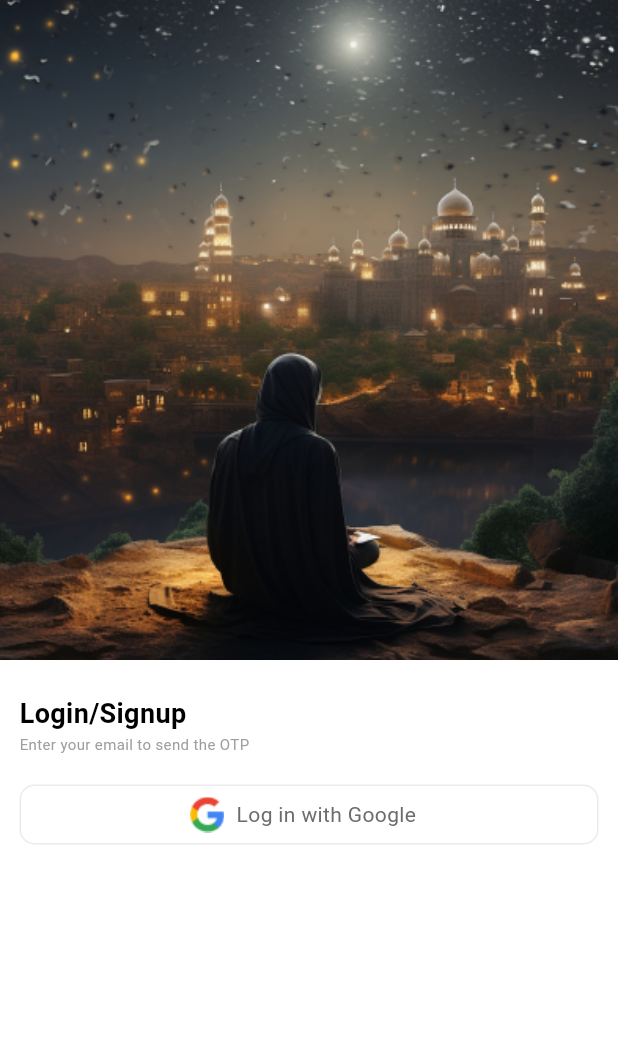
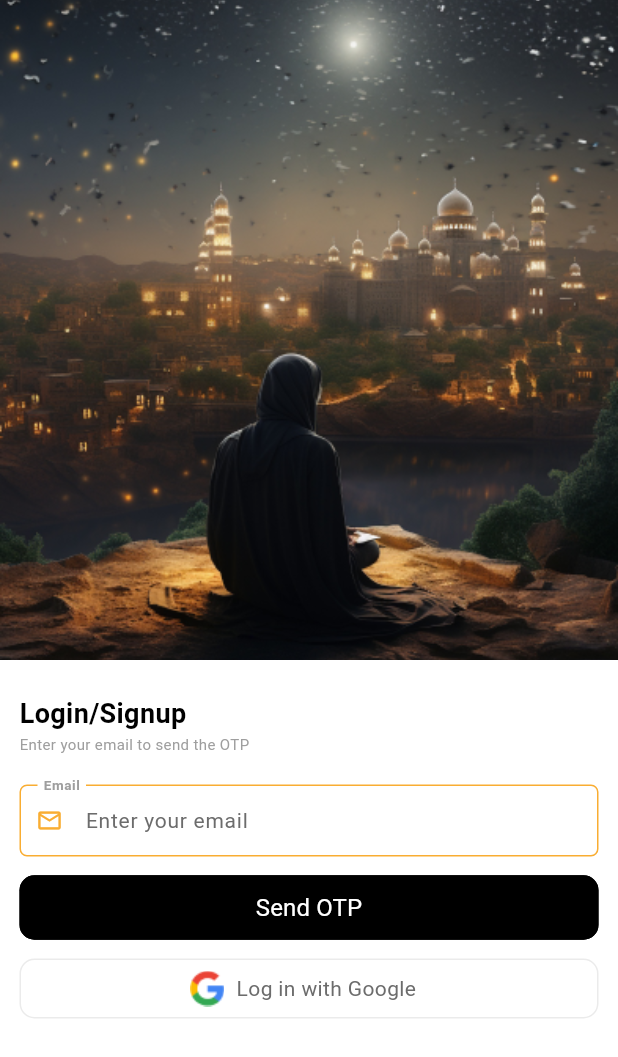
Before and after one commit to faireenazaidi/Namaz_Reminder, a Flutter app: the screen it shows after launch, on a phone screen of 412 x 824 dp. Shown: the top 1057 px of the screen. Run offline on Flutter 3.47's test engine with Material 3 defaults, Android fonts, the phone set to English and light mode, and no system bars; our stand-ins replace date_time_picker, get, google_fonts, hijri, numberpicker, percent_indicator.

Commit message:
loginSetup

```diff
--- a/lib/DashBoard/dashboardController.dart
+++ b/lib/DashBoard/dashboardController.dart
@@ -119,6 +119,7 @@ class DashBoardController extends GetxController {
         updateExtractedData = extractedData;
 
         if (getExtractedData.isNotEmpty) {
+          print("extracted data ${getExtractedData.toString()}");
          // Print entire filtered data list
           updatePrayerTimes = [
             convertTo12HourFormat(getExtractedData[0].timings?.fajr ?? 'N/A') ,
--- a/lib/Login/loginView.dart
+++ b/lib/Login/loginView.dart
@@ -5,16 +5,22 @@ import 'package:namaz_reminders/Routes/approutes.dart';
 import 'package:namaz_reminders/Widget/appColor.dart';
 import 'package:namaz_reminders/Widget/text_theme.dart';
 
-class LoginView extends GetView<LoginController>{
+import '../Widget/myButton.dart';
+import '../Widget/primary_text_field.dart';
+
+class LoginView extends GetView<LoginController> {
+  final TextEditingController usernameController = TextEditingController();
 
   @override
   Widget build(BuildContext context) {
-
     return SafeArea(
       child: Scaffold(
-        resizeToAvoidBottomInset: false,
+        resizeToAvoidBottomInset: true,
+        // Enable the screen to resize when the keyboard is open
         backgroundColor: Colors.white,
-       body: Column(
+        body: SingleChildScrollView(
+          // Makes the screen scrollable when the keyboard is opened
+          child: Column(
             children: [
               Container(
                 height: 440,
@@ -22,35 +28,64 @@ class LoginView extends GetView<LoginController>{
                   image: DecorationImage(
                     image: AssetImage("assets/image2.png"),
                     fit: BoxFit.fitWidth,
-               )
                   ),
                 ),
-
-           SizedBox(height: 10,),
+              ),
+              const SizedBox(height: 10),
               Padding(
-             padding:  EdgeInsets.all( 13.0),
+                padding: const EdgeInsets.all(13.0),
                 child: Column(
                   children: [
                     Row(
                       children: [
-                     Text("Login/Signup",style: MyTextTheme.largeBCB,),
+                        Text("Login/Signup", style: MyTextTheme.largeBCB),
                       ],
                     ),
                     Row(
-                   children: [  Text("Enter your email to send the OTP",style: TextStyle(color: Colors.grey[500],fontSize: 10),)],
+                      children: [
+                        Text(
+                          "Enter your email to send the OTP",
+                          style: TextStyle(color: Colors.grey[500], fontSize: 10),
                         ),
-                 SizedBox(height: 20,),
+                      ],
+                    ),
+                    const SizedBox(height: 20),
+                    PrimaryTextField(
+                      prefixIcon: Icon(Icons.email_outlined, color: AppColor.circleIndicator),
+                      hintText: "Enter your email",
+                      labelText: "Email",
+                      backgroundColor: Colors.white,
+                      borderColor: AppColor.circleIndicator,
+                      obscureText: false,
+                      validator: (value) {
+                        if (value == null || value.isEmpty) {
+                          return '*Please enter an email';
+                        }
+                        final regex = RegExp(r'^[^@]+@[^@]+\.[^@]+');
+                        if (!regex.hasMatch(value)) {
+                          return '*Enter a valid email address';
+                        }
+                        return null;
+                      },
+                    ),
+                    const SizedBox(height: 10),
+                    MyButton(
+                      borderRadius: 10,
+                      elevation: 2,
+                      title: "Send OTP",
+                      color: AppColor.black,
+                      onPressed: () {},
+                    ),
+                    const SizedBox(height: 10),
                     InkWell(
-                   onTap: (){
+                      onTap: () {
                         Get.toNamed(AppRoutes.dashboardRoute);
                       },
                       child: Container(
                         height: 40,
                         decoration: BoxDecoration(
                           borderRadius: BorderRadius.circular(10),
-                      border: Border.all(
-                        color: AppColor.packageGray,
-                      )
+                          border: Border.all(color: AppColor.packageGray),
                         ),
                         child: Row(
                           mainAxisAlignment: MainAxisAlignment.center,
@@ -58,22 +93,19 @@ class LoginView extends GetView<LoginController>{
                             Image.asset("assets/googleLogo.png"),
                             Padding(
                               padding: const EdgeInsets.all(8.0),
-                           child: Text("Log in with Google",style: MyTextTheme.smallGCN,),
-                         )
+                              child: Text("Log in with Google", style: MyTextTheme.smallGCN),
+                            ),
                           ],
                         ),
                       ),
-                 )
+                    ),
                   ],
                 ),
               ),
-           // SizedBox(height: 8,),
             ],
           ),
-
-
+        ),
       ),
     );
   }
-
 }
--- a/lib/Widget/primary_text_field.dart
+++ b/lib/Widget/primary_text_field.dart
@@ -76,6 +76,7 @@ class PrimaryTextField extends StatelessWidget {
             constraints: const BoxConstraints(
               maxHeight: 60,
               minHeight: 40,
+
             ),
 
             floatingLabelBehavior: FloatingLabelBehavior.always,
--- a/lib/Widget/text_theme.dart
+++ b/lib/Widget/text_theme.dart
@@ -29,7 +29,7 @@ class MyTextTheme  {
       fontWeight: FontWeight.bold
   );
   static TextStyle smallPCB=GoogleFonts.roboto(
-      color: AppColor.primaryColorLight,
+      color: AppColor.greyColor,
       fontSize: 12,
       fontWeight: FontWeight.bold
   );
--- a/pubspec.yaml
+++ b/pubspec.yaml
@@ -43,6 +43,8 @@ dependencies:
   http: ^1.2.2
   intl:
   hijri: ^3.0.0
+  numberpicker: ^2.1.2
+
 
 
 
```
Also changed, not shown: lib/DashBoard/dashboardView.dart (+45 -58 lines), lib/DashBoard/timepickerpopup.dart (added, +90 -0 lines), lib/Leaderboard/leaderboardView.dart (+7 -3 lines), lib/main.dart (+21 -16 lines), assets/crown.png (added), pubspec.lock. Lines whose indentation alone changed are shown as unchanged.
